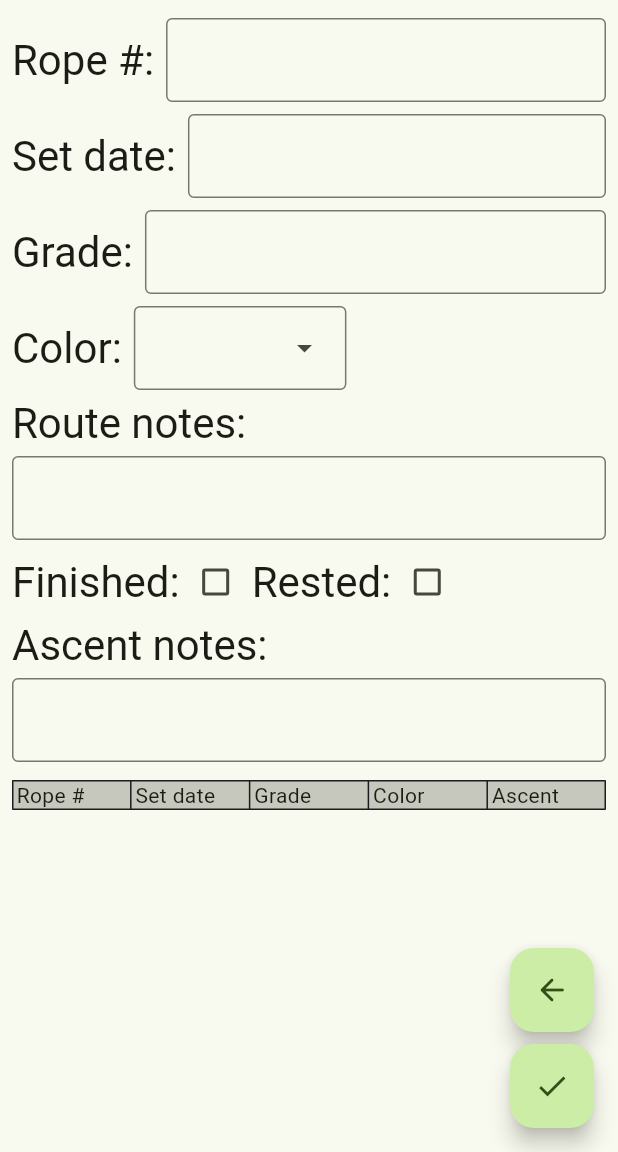
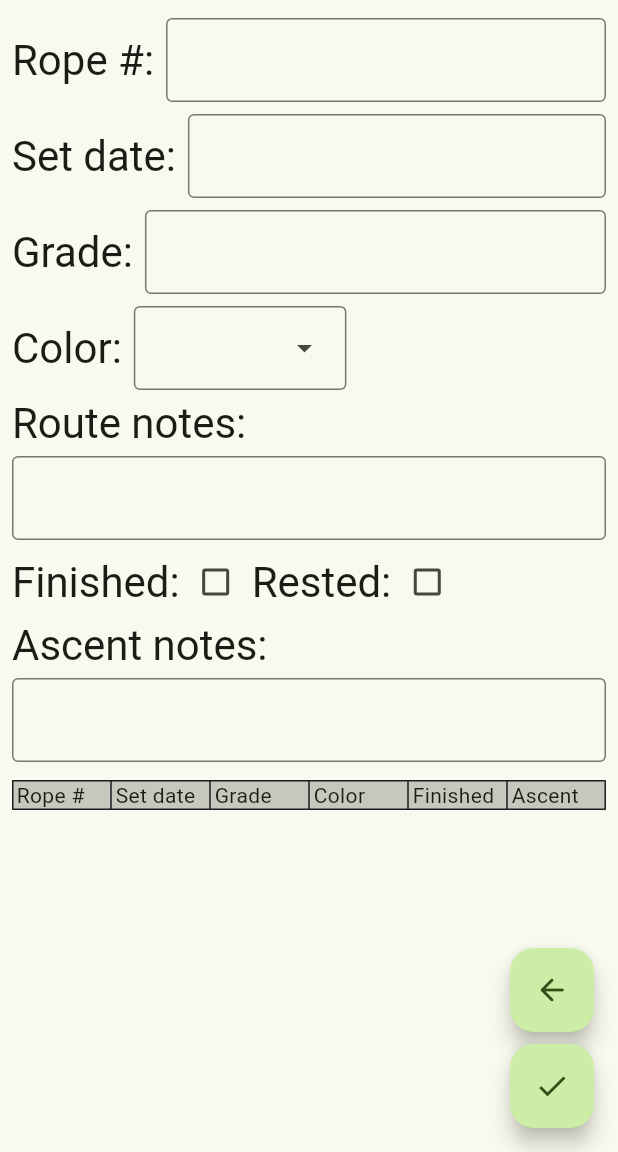
Before and after one commit to WalterStager/climbing_notes, a Flutter app: the AddRoutePage screen opened directly with sample values from the repository, in the side drawer, after a tap on "Add route", on a phone screen of 412 x 824 dp, the part 84-1236 px from its top. Run offline on Flutter 3.47's test engine with Material 3 defaults, Android fonts, the phone set to English and light mode, and no system bars; our stand-ins replace loading_animation_widget, package_info_plus, page_transition, sqflite, sqflite_common_ffi; accounts and stored records are empty.

Commit message:
Add finishes to add_route

```diff
--- a/lib/add_route.dart
+++ b/lib/add_route.dart
@@ -18,6 +18,7 @@ class AddRoutePage extends StatefulWidget {
 
 class _AddRoutePageState extends State<AddRoutePage> with RouteAware {
   List<DBRoute>? matchingRoutes;
+  Map<String, bool>? finishedRoutes;
   DBRoute route = DBRoute("", "", "", null, null, null, null, null, null);
   DBAscent ascent = DBAscent(0, "", "", "", null, null, null, null);
 
@@ -55,6 +56,34 @@ class _AddRoutePageState extends State<AddRoutePage> with RouteAware {
     setState(() {
       matchingRoutes = r1;
     });
+
+    updateFinishes();
+  }
+
+  void updateFinishes() async {
+    if (matchingRoutes == null) {
+      return;
+    }
+    List<Map<String, Object?>>? r = await AppServices.of(context)
+        .dbs
+        .queryFinished(
+            matchingRoutes?.map((route) => (route.id)).toList() ?? []);
+    if (r == null) {
+      return;
+    }
+    Map<String, bool> finishesMap = Map.fromEntries(r.map(
+        (map) => (MapEntry(map["route"] as String, map["has_finished"] == 1))));
+    setState(() {
+      finishedRoutes = finishesMap;
+    });
+  }
+
+  IconData? getFinishIcon(String routeId) {
+    bool? fin = finishedRoutes?[routeId];
+    if (fin == null) {
+      return null;
+    }
+    return fin ? Icons.check : Icons.close;
   }
 
   TableRow buildRoutesTableRow(DBRoute data) {
@@ -71,8 +100,8 @@ class _AddRoutePageState extends State<AddRoutePage> with RouteAware {
         buildRoutesTableCell(
             Text(RouteColor.fromString(data.color ?? "").string),
             (context) => AscentsPage(route: data)),
-        // buildRoutesTableCell(Icon(data.finished ? Icons.check : Icons.close),
-        //     (context) => AscentsPage(route: data)),
+        buildRoutesTableCell(Icon(getFinishIcon(data.id)),
+            (context) => AscentsPage(route: data)),
         InkWell(
           onTap: () => {
             Navigator.pop(context),
@@ -121,7 +150,7 @@ class _AddRoutePageState extends State<AddRoutePage> with RouteAware {
                   const Text("Set date"),
                   const Text("Grade"),
                   const Text("Color"),
-                  // Text("Finished"),
+                  const Text("Finished"),
                   const Text("Ascent"),
                 ].map(padCell).toList(),
                 decoration: BoxDecoration(color: contrastingSurface(context))),
```
